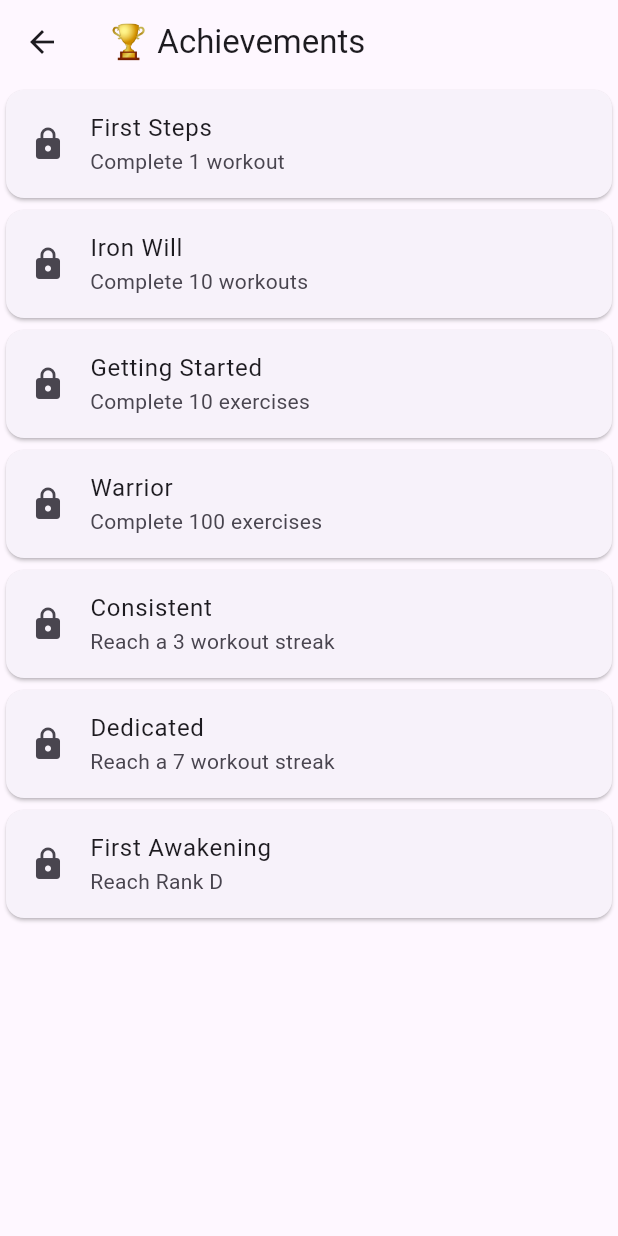
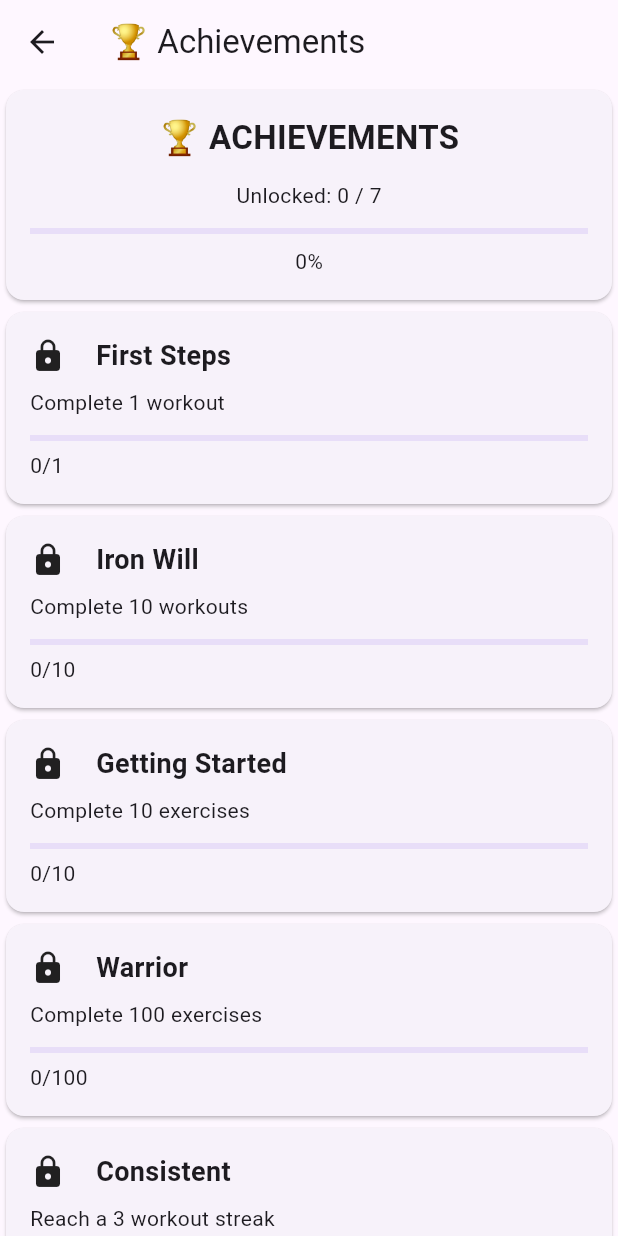
Before and after one commit to vraj24713-sketch/system-awakening, a Flutter app: the AchievementScreen screen opened directly, on a phone screen of 412 x 824 dp. Run offline on Flutter 3.47's test engine with Material 3 defaults, Android fonts, the phone set to English and light mode, and no system bars; our stand-ins replace flutter_riverpod, shared_preferences; accounts and stored records are empty.

Commit message:
Added achievement progress system

```diff
--- a/lib/models/achievement.dart
+++ b/lib/models/achievement.dart
@@ -1,11 +1,19 @@
 class Achievement {
   final String title;
   final String description;
+
   final bool unlocked;
+
+  final int current;
+  final int target;
 
   Achievement({
     required this.title,
     required this.description,
     required this.unlocked,
+    required this.current,
+    required this.target,
   });
+
+  double get progress => (current / target).clamp(0.0, 1.0);
 }
--- a/lib/screens/achievement_screen.dart
+++ b/lib/screens/achievement_screen.dart
@@ -36,24 +36,98 @@ class AchievementScreen extends ConsumerWidget {
                     streak: streak,
                     rank: rank,
                   );
+                  final unlockedCount = achievements
+                      .where((a) => a.unlocked)
+                      .length;
 
-                  return ListView.builder(
-                    itemCount: achievements.length,
-                    itemBuilder: (context, index) {
-                      final achievement = achievements[index];
+                  final completion = unlockedCount / achievements.length;
 
-                      return Card(
-                        child: ListTile(
-                          leading: Icon(
-                            achievement.unlocked
-                                ? Icons.emoji_events
-                                : Icons.lock,
+                  return ListView(
+                    children: [
+                      Card(
+                        child: Padding(
+                          padding: const EdgeInsets.all(16),
+                          child: Column(
+                            children: [
+                              const Text(
+                                '🏆 ACHIEVEMENTS',
+                                style: TextStyle(
+                                  fontSize: 22,
+                                  fontWeight: FontWeight.bold,
+                                ),
+                              ),
+
+                              const SizedBox(height: 12),
+
+                              Text(
+                                'Unlocked: $unlockedCount / ${achievements.length}',
+                              ),
+
+                              const SizedBox(height: 12),
+
+                              LinearProgressIndicator(value: completion),
+
+                              const SizedBox(height: 8),
+
+                              Text('${(completion * 100).toInt()}%'),
+                            ],
                           ),
-                          title: Text(achievement.title),
-                          subtitle: Text(achievement.description),
                         ),
-                      );
-                    },
+                      ),
+
+                      ...achievements.map((achievement) {
+                        return Card(
+                          child: Padding(
+                            padding: const EdgeInsets.all(16),
+                            child: Column(
+                              crossAxisAlignment: CrossAxisAlignment.start,
+                              children: [
+                                Row(
+                                  children: [
+                                    Icon(
+                                      achievement.unlocked
+                                          ? Icons.emoji_events
+                                          : Icons.lock,
+                                      size: achievement.unlocked ? 32 : 24,
+                                    ),
+
+                                    const SizedBox(width: 10),
+
+                                    const SizedBox(width: 10),
+
+                                    Expanded(
+                                      child: Text(
+                                        achievement.title,
+                                        style: const TextStyle(
+                                          fontSize: 18,
+                                          fontWeight: FontWeight.bold,
+                                        ),
+                                      ),
+                                    ),
+                                  ],
+                                ),
+
+                                const SizedBox(height: 8),
+
+                                Text(achievement.description),
+
+                                const SizedBox(height: 12),
+
+                                LinearProgressIndicator(
+                                  value: achievement.progress,
+                                ),
+
+                                const SizedBox(height: 6),
+
+                                Text(
+                                  '${achievement.current > achievement.target ? achievement.target : achievement.current}/${achievement.target}',
+                                ),
+                              ],
+                            ),
+                          ),
+                        );
+                      }).toList(),
+                    ],
                   );
                 },
                 loading: () => const CircularProgressIndicator(),
--- a/lib/services/achievement_service.dart
+++ b/lib/services/achievement_service.dart
@@ -11,42 +11,56 @@ class AchievementService {
       Achievement(
         title: 'First Steps',
         description: 'Complete 1 workout',
+        current: workouts,
+        target: 1,
         unlocked: workouts >= 1,
       ),
 
       Achievement(
         title: 'Iron Will',
         description: 'Complete 10 workouts',
+        current: workouts,
+        target: 10,
         unlocked: workouts >= 10,
       ),
 
       Achievement(
         title: 'Getting Started',
         description: 'Complete 10 exercises',
+        current: exercises,
+        target: 10,
         unlocked: exercises >= 10,
       ),
 
       Achievement(
         title: 'Warrior',
         description: 'Complete 100 exercises',
+        current: exercises,
+        target: 100,
         unlocked: exercises >= 100,
       ),
 
       Achievement(
         title: 'Consistent',
         description: 'Reach a 3 workout streak',
+        current: streak,
+        target: 3,
         unlocked: streak >= 3,
       ),
 
       Achievement(
         title: 'Dedicated',
         description: 'Reach a 7 workout streak',
+        current: streak,
+        target: 7,
         unlocked: streak >= 7,
       ),
 
       Achievement(
         title: 'First Awakening',
         description: 'Reach Rank D',
+        current: rank == 'E' ? 0 : 1,
+        target: 1,
         unlocked: rank != 'E',
       ),
     ];
```
